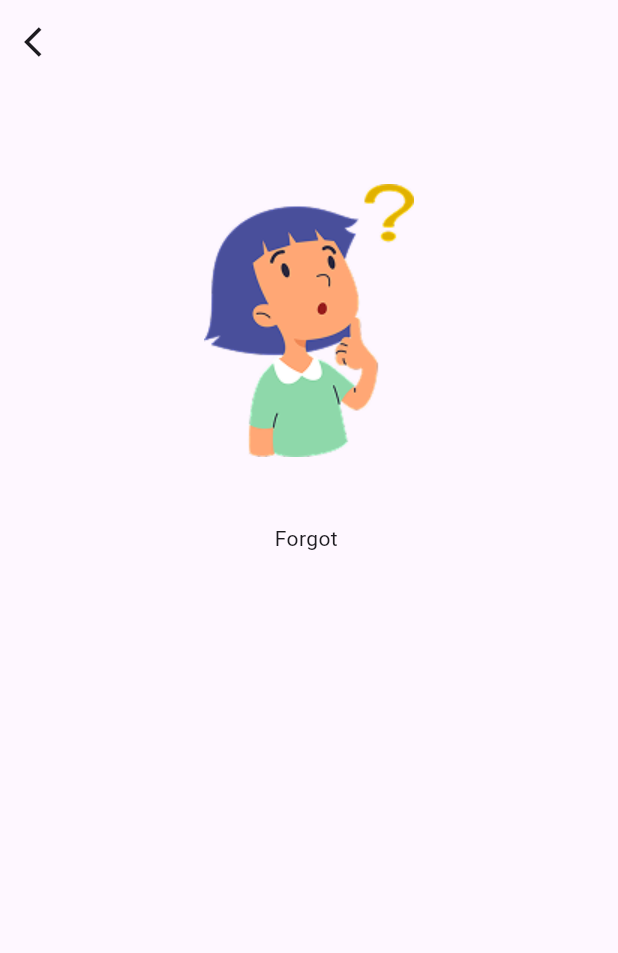
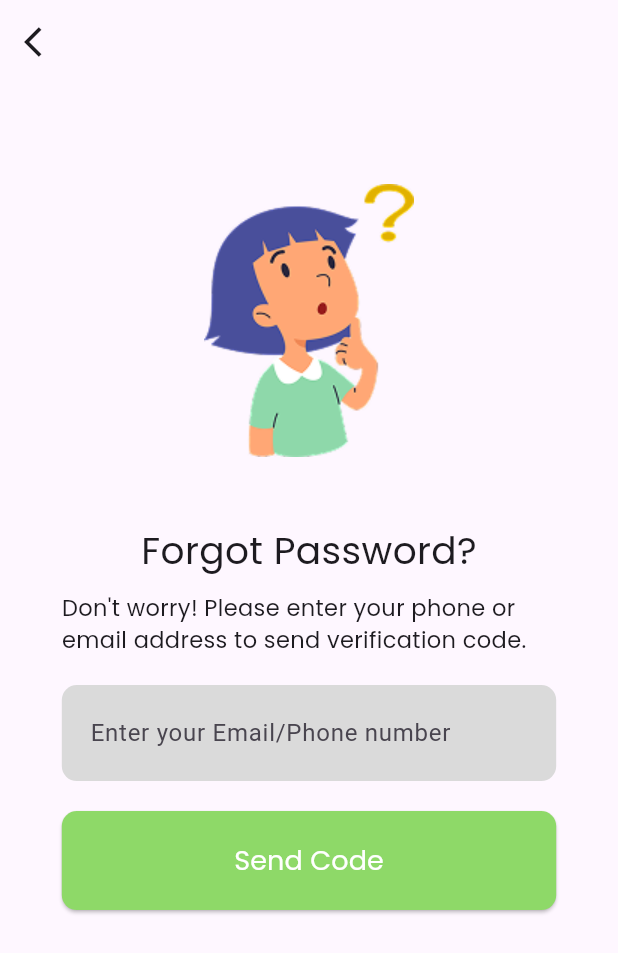
Before and after one commit to mzxriano/cityvet, a Flutter app: the screen it shows after launch, on a phone screen of 412 x 824 dp. Shown: the top 953 px of the screen. Run offline on Flutter 3.47's test engine with Material 3 defaults, Android fonts, the phone set to English and light mode, and no system bars.

Commit message:
feat(fogot-pass-view): add forgot password page

```diff
--- a/cityvet_app/lib/utils/text.dart
+++ b/cityvet_app/lib/utils/text.dart
@@ -1,7 +1,9 @@
 class AppText {
 
   static final enText = {
-    'forgot_passwor' : 'Don\'t worry! Please enter your phone or email address to send verification code.',
+    'forgot_password' : 'Don\'t worry! Please enter your phone or email address to send verification code.',
+    'otp_verification' : 'Please enter the code we just sent to your email.',
+    'reset_password' : 'Set your new password.',
   };
 
 }
--- a/cityvet_app/lib/views/forgot_pass_view.dart
+++ b/cityvet_app/lib/views/forgot_pass_view.dart
@@ -1,8 +1,30 @@
+import 'package:cityvet_app/components/button.dart';
+import 'package:cityvet_app/utils/text.dart';
 import 'package:flutter/material.dart';
 import 'package:cityvet_app/utils/config.dart';
 
-class ForgotPassView extends StatelessWidget {
+class ForgotPassView extends StatefulWidget {
   const ForgotPassView({super.key});
+
+  @override
+  State<ForgotPassView> createState() => _ForgotPassViewState();
+}
+
+class _ForgotPassViewState extends State<ForgotPassView> {
+
+  final TextEditingController _forgotPassController = TextEditingController();
+  final FocusNode _forgotPassNode = FocusNode();
+  bool _isForgotPassFocused = false;
+
+  @override
+  void initState() {
+    super.initState();
+    _forgotPassNode.addListener(() {
+      setState(() {
+        _isForgotPassFocused = _forgotPassNode.hasFocus;
+      });
+    });
+  }
 
   @override
   Widget build(BuildContext context) {
@@ -15,6 +37,7 @@ class ForgotPassView extends StatelessWidget {
         ),
       ),
       body: SafeArea(
+        child: SingleChildScrollView(
           child: Padding(
           padding: Config.paddingScreen,
             child: Column(
@@ -27,11 +50,45 @@ class ForgotPassView extends StatelessWidget {
                 ),
                 Config.heightBig,
                 Text(
-                'Forgot '
-              )
+                  'Forgot Password?',
+                  style: TextStyle(
+                    fontFamily: Config.primaryFont,
+                    fontSize: Config.fontBig,
+                    fontWeight: FontWeight.w500,
+                  ),
+                ),
+                Config.heightSmall,
+                Text(
+                  AppText.enText['forgot_password']!,
+                  style: TextStyle(
+                    fontFamily: Config.primaryFont,
+                    fontSize: Config.fontSmall,
+                  ),
+                ),
+                Config.heightMedium,
+                TextField(
+                  controller: _forgotPassController,
+                  focusNode: _forgotPassNode,
+                  decoration: InputDecoration(
+                    hintText: 'Enter your Email/Phone number',
+                    filled: true,
+                    fillColor: _isForgotPassFocused ? Colors.transparent
+                      : Config.secondaryColor,
+                    enabledBorder: Config.enabledBorder,
+                    focusedBorder: Config.focusedBorder,
+                    contentPadding: Config.paddingTextfield,
+                  ),
+                ),
+                Config.heightMedium,
+                Button(
+                  width: double.infinity,
+                  title: 'Send Code',
+                  onPressed: (){}
+                ),
               ],
             ),
           ),
+        )
       ),
     );
   }
```
Lines whose indentation alone changed are shown as unchanged.
